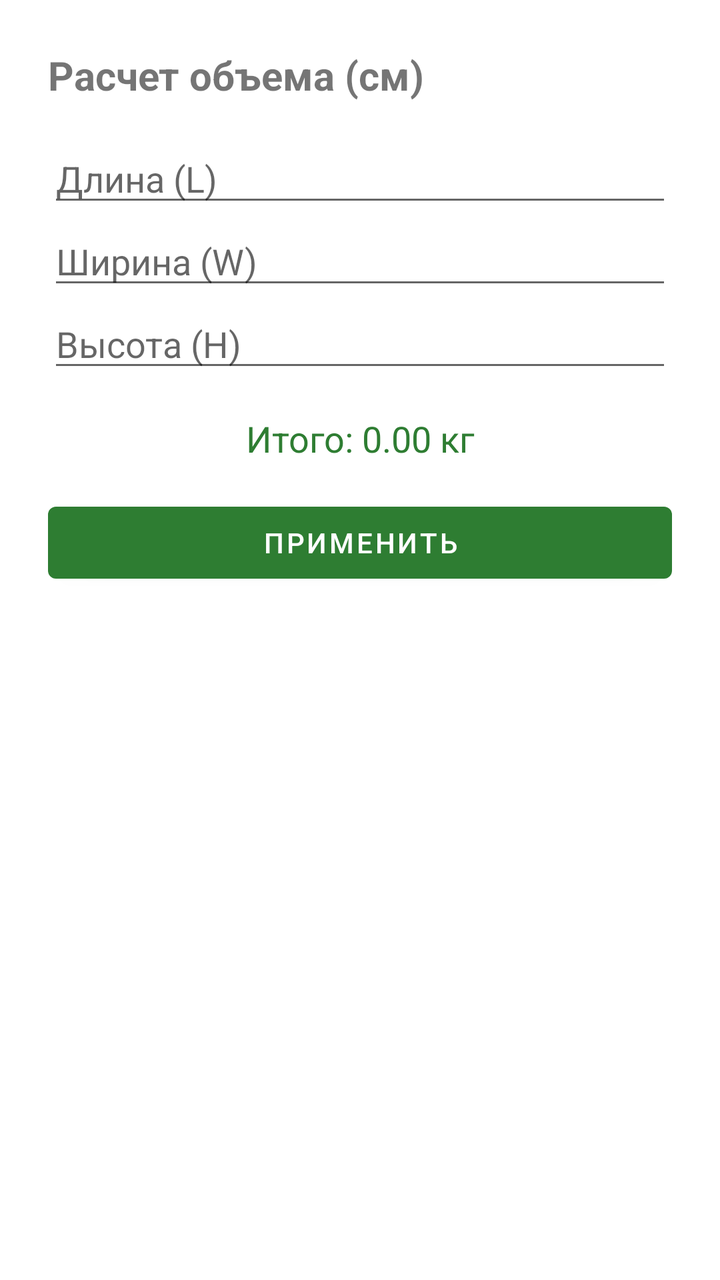
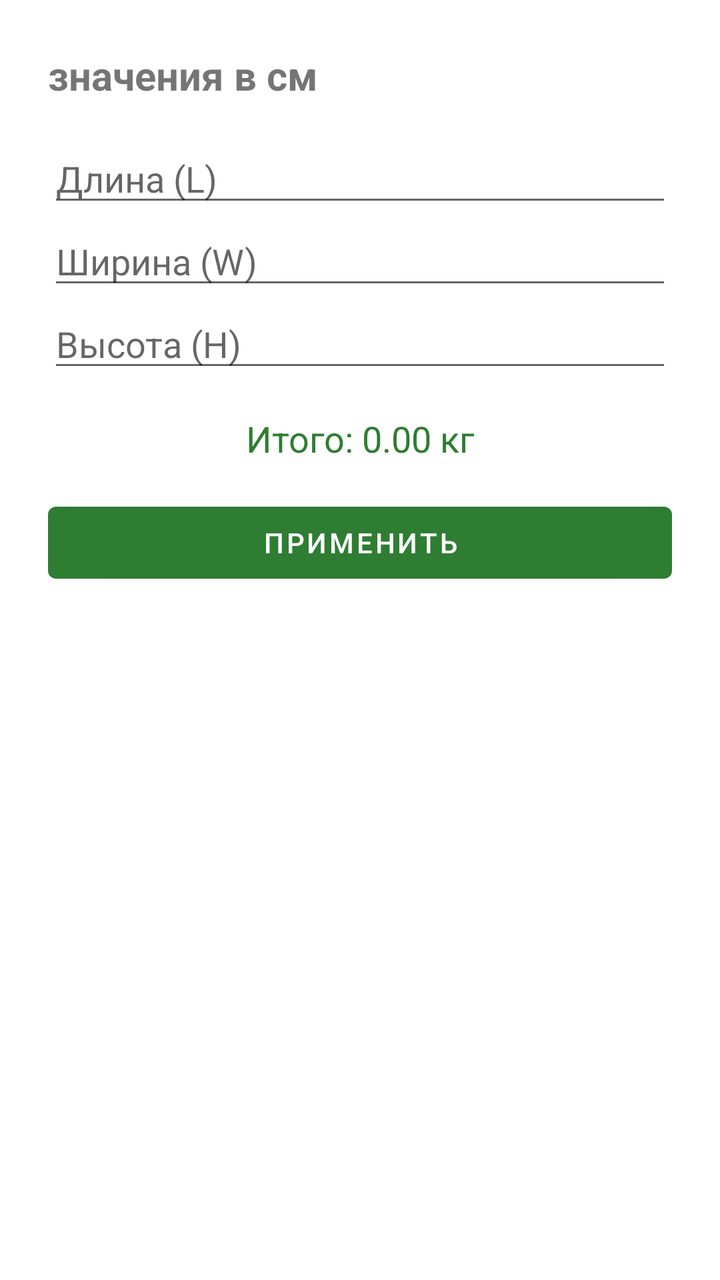

The first picture is an Android layout as it rendered before a commit; the second is the same layout after the commit. The layout source and the unified diff follow.
<!-- AndroidManifest.xml: application theme AppTheme -->
<!-- res/layout/dialog_volume.xml -->
<?xml version="1.0" encoding="utf-8"?>
<LinearLayout xmlns:android="http://schemas.android.com/apk/res/android"
    android:layout_width="match_parent"
    android:layout_height="wrap_content"
    android:orientation="vertical"
    android:padding="24dp">

    <TextView
        android:layout_width="wrap_content"
        android:layout_height="wrap_content"
        android:text="Расчет объема (см)"
        android:textSize="20sp"
        android:textStyle="bold"
        android:layout_marginBottom="16dp"/>

    <EditText android:id="@+id/etLength" android:layout_width="match_parent" android:layout_height="wrap_content" android:hint="Длина (L)" android:inputType="numberDecimal" />
    <EditText android:id="@+id/etWidth" android:layout_width="match_parent" android:layout_height="wrap_content" android:hint="Ширина (W)" android:inputType="numberDecimal" />
    <EditText android:id="@+id/etHeight" android:layout_width="match_parent" android:layout_height="wrap_content" android:hint="Высота (H)" android:inputType="numberDecimal" />

    <TextView
        android:id="@+id/tvResultPreview"
        android:layout_width="match_parent"
        android:layout_height="wrap_content"
        android:text="Итого: 0.00 кг"
        android:gravity="center"
        android:textSize="18sp"
        android:layout_marginTop="16dp"
        android:textColor="#2E7D32"/>

    <Button
        android:id="@+id/btnApplyVolume"
        android:layout_width="match_parent"
        android:layout_height="wrap_content"
        android:text="ПРИМЕНИТЬ"
        android:layout_marginTop="16dp" />
</LinearLayout>
<!-- resources referenced by this layout -->
<resources>
  <style name="AppTheme" parent="Theme.MaterialComponents.Light.NoActionBar">
          
          <item name="colorPrimary">#2E7D32</item>  
          <item name="colorPrimaryVariant">#1B5E20</item>
          <item name="colorOnPrimary">#FFFFFF</item>
          <item name="colorSecondary">#2E7D32</item>
          <item name="colorSecondaryVariant">#1B5E20</item>
          <item name="colorOnSecondary">#000000</item>
      </style>
</resources>

<!-- the commit's change to res/layout/dialog_volume.xml (unified diff, before → after) -->
@@ -8,7 +8,7 @@
     <TextView
         android:layout_width="wrap_content"
         android:layout_height="wrap_content"
-        android:text="Расчет объема (см)"
+        android:text="значения в см"
         android:textSize="20sp"
         android:textStyle="bold"
         android:layout_marginBottom="16dp"/>
